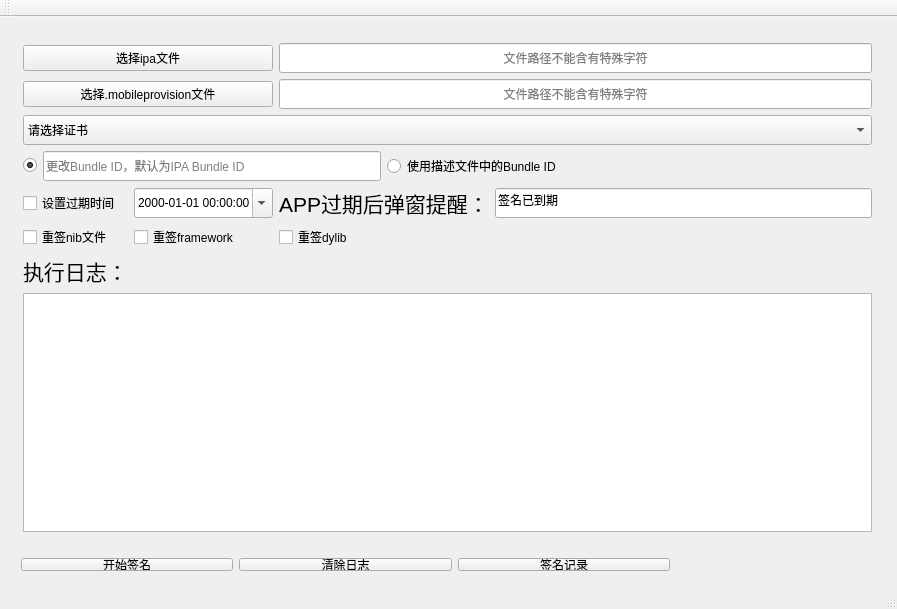
Above: mainwindow.ui from XuYang8026/BSign before the change. Below: the same form after it.
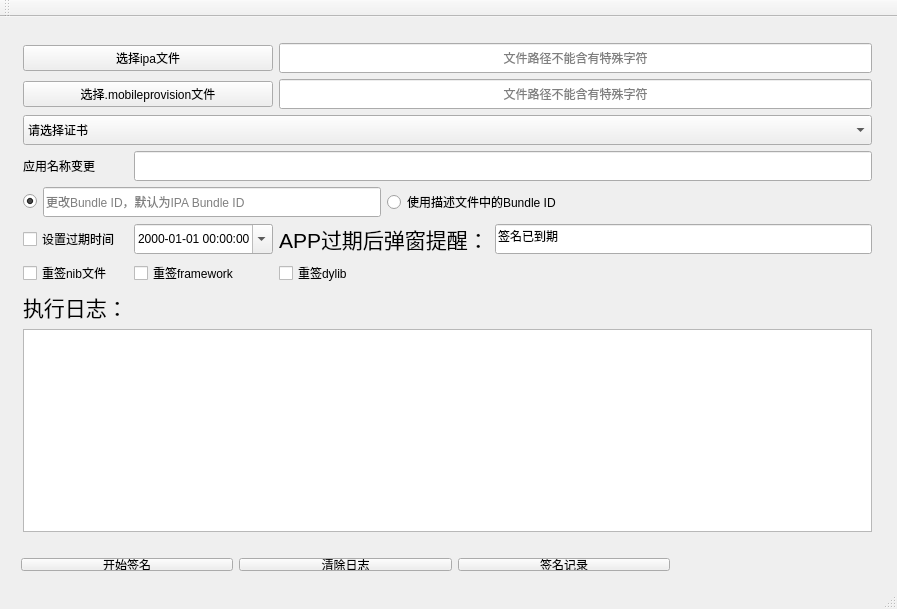
That is the form after the change.

Commit message: 新增修改Display Name

The edit to the form file:
```diff
--- a/mainwindow.ui
+++ b/mainwindow.ui
@@ -24,159 +24,7 @@
      </rect>
     </property>
     <layout class="QGridLayout" name="gridLayout">
-     <item row="4" column="2">
-      <widget class="QDateTimeEdit" name="expaire">
-       <property name="minimumSize">
-        <size>
-         <width>0</width>
-         <height>30</height>
-        </size>
-       </property>
-       <property name="specialValueText">
-        <string/>
-       </property>
-       <property name="keyboardTracking">
-        <bool>true</bool>
-       </property>
-       <property name="displayFormat">
-        <string>yyyy-MM-dd hh:mm:ss</string>
-       </property>
-       <property name="calendarPopup">
-        <bool>true</bool>
-       </property>
-      </widget>
-     </item>
-     <item row="4" column="0" colspan="2">
-      <widget class="QCheckBox" name="setExpaire">
-       <property name="text">
-        <string>设置过期时间</string>
-       </property>
-       <property name="checkable">
-        <bool>true</bool>
-       </property>
-      </widget>
-     </item>
-     <item row="7" column="0" colspan="6">
-      <widget class="QPlainTextEdit" name="execResult"/>
-     </item>
-     <item row="3" column="4" colspan="2">
-      <widget class="QRadioButton" name="useBundleId">
-       <property name="text">
-        <string>使用描述文件中的Bundle ID</string>
-       </property>
-      </widget>
-     </item>
-     <item row="6" column="0" colspan="2">
-      <widget class="QLabel" name="label">
-       <property name="font">
-        <font>
-         <pointsize>16</pointsize>
-        </font>
-       </property>
-       <property name="text">
-        <string>执行日志：</string>
-       </property>
-      </widget>
-     </item>
-     <item row="2" column="0" colspan="6">
-      <widget class="QComboBox" name="ccNames">
-       <property name="minimumSize">
-        <size>
-         <width>0</width>
-         <height>30</height>
-        </size>
-       </property>
-       <item>
-        <property name="text">
-         <string>请选择证书</string>
-        </property>
-       </item>
-      </widget>
-     </item>
-     <item row="1" column="3" colspan="3">
-      <widget class="QLineEdit" name="provisionFilePath">
-       <property name="minimumSize">
-        <size>
-         <width>0</width>
-         <height>30</height>
-        </size>
-       </property>
-       <property name="alignment">
-        <set>Qt::AlignCenter</set>
-       </property>
-       <property name="readOnly">
-        <bool>true</bool>
-       </property>
-       <property name="placeholderText">
-        <string>文件路径不能含有特殊字符</string>
-       </property>
-      </widget>
-     </item>
-     <item row="4" column="3" colspan="2">
-      <widget class="QLabel" name="label_4">
-       <property name="font">
-        <font>
-         <pointsize>16</pointsize>
-        </font>
-       </property>
-       <property name="text">
-        <string>APP过期后弹窗提醒：</string>
-       </property>
-      </widget>
-     </item>
-     <item row="4" column="5">
-      <widget class="QLineEdit" name="warning_message">
-       <property name="minimumSize">
-        <size>
-         <width>0</width>
-         <height>30</height>
-        </size>
-       </property>
-       <property name="text">
-        <string>签名已到期</string>
-       </property>
-       <property name="readOnly">
-        <bool>false</bool>
-       </property>
-      </widget>
-     </item>
-     <item row="0" column="3" colspan="3">
-      <widget class="QLineEdit" name="filePath">
-       <property name="minimumSize">
-        <size>
-         <width>0</width>
-         <height>30</height>
-        </size>
-       </property>
-       <property name="alignment">
-        <set>Qt::AlignCenter</set>
-       </property>
-       <property name="dragEnabled">
-        <bool>false</bool>
-       </property>
-       <property name="readOnly">
-        <bool>true</bool>
-       </property>
-       <property name="placeholderText">
-        <string>文件路径不能含有特殊字符</string>
-       </property>
-      </widget>
-     </item>
-     <item row="1" column="0" colspan="3">
-      <widget class="QPushButton" name="provisionButton">
-       <property name="text">
-        <string>选择.mobileprovision文件</string>
-       </property>
-      </widget>
-     </item>
-     <item row="0" column="0" colspan="3">
-      <widget class="QPushButton" name="selectIpaButton">
-       <property name="text">
-        <string>选择ipa文件</string>
-       </property>
-      </widget>
-     </item>
-     <item row="3" column="0" colspan="4">
+     <item row="6" column="0" colspan="4">
       <layout class="QHBoxLayout" name="horizontalLayout">
        <item>
         <widget class="QRadioButton" name="updateBundleIdRadioButton">
@@ -203,7 +51,7 @@
        </item>
       </layout>
      </item>
-     <item row="5" column="0">
+     <item row="8" column="0">
       <widget class="QCheckBox" name="clickNibSign">
        <property name="text">
         <string>重签nib文件</string>
@@ -213,7 +61,7 @@
        </property>
       </widget>
      </item>
-     <item row="5" column="2">
+     <item row="8" column="2">
       <widget class="QCheckBox" name="clickFrameworkSign">
        <property name="text">
         <string>重签framework</string>
@@ -223,7 +71,7 @@
        </property>
       </widget>
      </item>
-     <item row="5" column="3">
+     <item row="8" column="3">
       <widget class="QCheckBox" name="clickDylibSign">
        <property name="text">
         <string>重签dylib</string>
@@ -233,6 +81,184 @@
        </property>
       </widget>
      </item>
+     <item row="7" column="3" colspan="2">
+      <widget class="QLabel" name="label_4">
+       <property name="font">
+        <font>
+         <pointsize>16</pointsize>
+        </font>
+       </property>
+       <property name="text">
+        <string>APP过期后弹窗提醒：</string>
+       </property>
+      </widget>
+     </item>
+     <item row="9" column="0" colspan="2">
+      <widget class="QLabel" name="label">
+       <property name="font">
+        <font>
+         <pointsize>16</pointsize>
+        </font>
+       </property>
+       <property name="text">
+        <string>执行日志：</string>
+       </property>
+      </widget>
+     </item>
+     <item row="0" column="0" colspan="3">
+      <widget class="QPushButton" name="selectIpaButton">
+       <property name="text">
+        <string>选择ipa文件</string>
+       </property>
+      </widget>
+     </item>
+     <item row="7" column="2">
+      <widget class="QDateTimeEdit" name="expaire">
+       <property name="minimumSize">
+        <size>
+         <width>0</width>
+         <height>30</height>
+        </size>
+       </property>
+       <property name="specialValueText">
+        <string/>
+       </property>
+       <property name="keyboardTracking">
+        <bool>true</bool>
+       </property>
+       <property name="displayFormat">
+        <string>yyyy-MM-dd hh:mm:ss</string>
+       </property>
+       <property name="calendarPopup">
+        <bool>true</bool>
+       </property>
+      </widget>
+     </item>
+     <item row="1" column="0" colspan="3">
+      <widget class="QPushButton" name="provisionButton">
+       <property name="text">
+        <string>选择.mobileprovision文件</string>
+       </property>
+      </widget>
+     </item>
+     <item row="7" column="5">
+      <widget class="QLineEdit" name="warning_message">
+       <property name="minimumSize">
+        <size>
+         <width>0</width>
+         <height>30</height>
+        </size>
+       </property>
+       <property name="text">
+        <string>签名已到期</string>
+       </property>
+       <property name="readOnly">
+        <bool>false</bool>
+       </property>
+      </widget>
+     </item>
+     <item row="7" column="0" colspan="2">
+      <widget class="QCheckBox" name="setExpaire">
+       <property name="text">
+        <string>设置过期时间</string>
+       </property>
+       <property name="checkable">
+        <bool>true</bool>
+       </property>
+      </widget>
+     </item>
+     <item row="1" column="3" colspan="3">
+      <widget class="QLineEdit" name="provisionFilePath">
+       <property name="minimumSize">
+        <size>
+         <width>0</width>
+         <height>30</height>
+        </size>
+       </property>
+       <property name="alignment">
+        <set>Qt::AlignCenter</set>
+       </property>
+       <property name="readOnly">
+        <bool>true</bool>
+       </property>
+       <property name="placeholderText">
+        <string>文件路径不能含有特殊字符</string>
+       </property>
+      </widget>
+     </item>
+     <item row="0" column="3" colspan="3">
+      <widget class="QLineEdit" name="filePath">
+       <property name="minimumSize">
+        <size>
+         <width>0</width>
+         <height>30</height>
+        </size>
+       </property>
+       <property name="alignment">
+        <set>Qt::AlignCenter</set>
+       </property>
+       <property name="dragEnabled">
+        <bool>false</bool>
+       </property>
+       <property name="readOnly">
+        <bool>true</bool>
+       </property>
+       <property name="placeholderText">
+        <string>文件路径不能含有特殊字符</string>
+       </property>
+      </widget>
+     </item>
+     <item row="6" column="4" colspan="2">
+      <widget class="QRadioButton" name="useBundleId">
+       <property name="text">
+        <string>使用描述文件中的Bundle ID</string>
+       </property>
+      </widget>
+     </item>
+     <item row="2" column="0" colspan="6">
+      <widget class="QComboBox" name="ccNames">
+       <property name="minimumSize">
+        <size>
+         <width>0</width>
+         <height>30</height>
+        </size>
+       </property>
+       <item>
+        <property name="text">
+         <string>请选择证书</string>
+        </property>
+       </item>
+      </widget>
+     </item>
+     <item row="10" column="0" colspan="6">
+      <widget class="QPlainTextEdit" name="execResult"/>
+     </item>
+     <item row="5" column="0" colspan="2">
+      <widget class="QLabel" name="label_2">
+       <property name="text">
+        <string>应用名称变更</string>
+       </property>
+      </widget>
+     </item>
+     <item row="5" column="2" colspan="4">
+      <widget class="QLineEdit" name="displayName">
+       <property name="minimumSize">
+        <size>
+         <width>0</width>
+         <height>30</height>
+        </size>
+       </property>
+       <property name="text">
+        <string/>
+       </property>
+       <property name="alignment">
+        <set>Qt::AlignCenter</set>
+       </property>
+       <property name="readOnly">
+        <bool>false</bool>
+       </property>
+      </widget>
+     </item>
     </layout>
    </widget>
    <widget class="QWidget" name="layoutWidget">
```
The commit also changes 1 other file.
